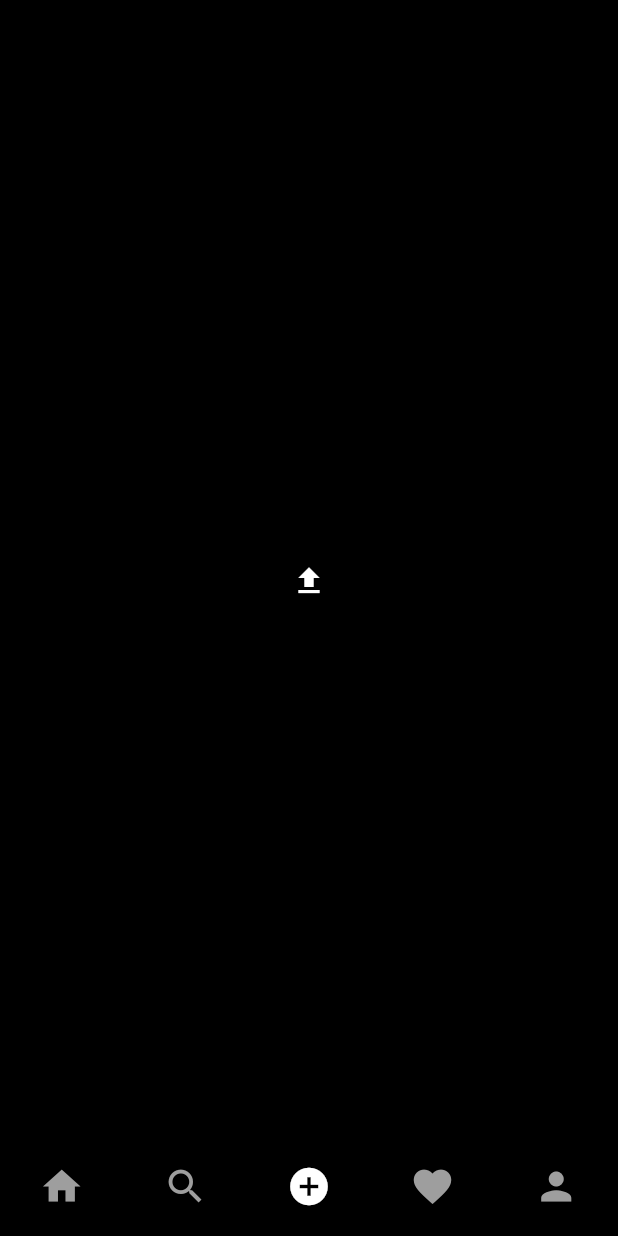
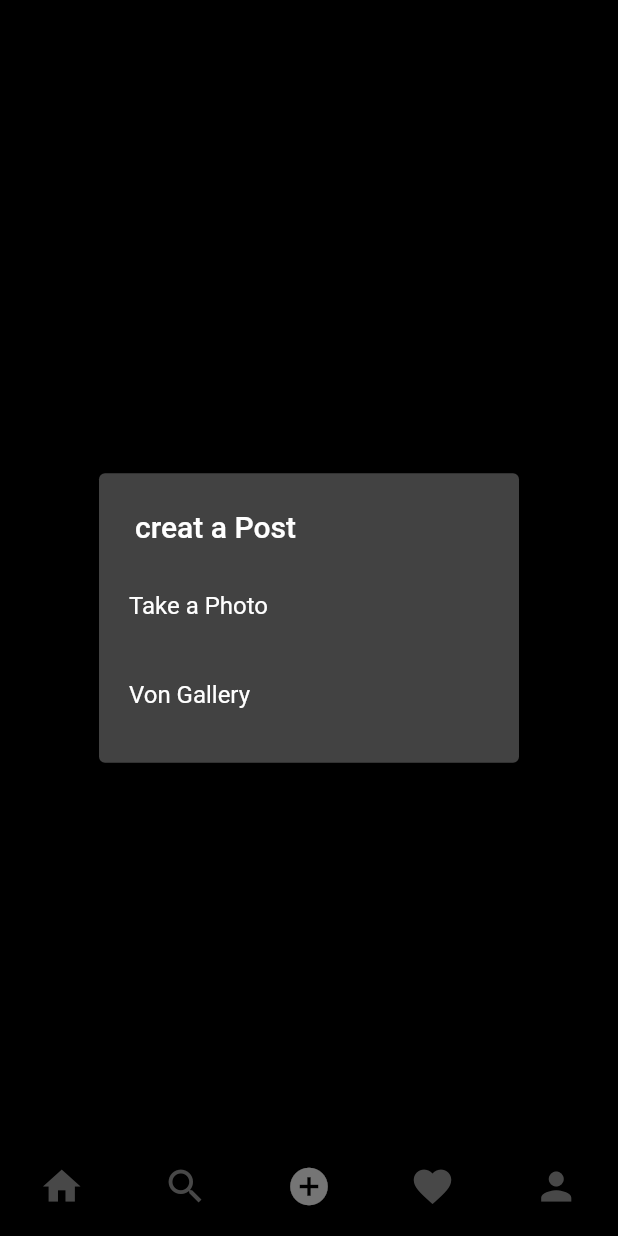
Before and after one commit to stephanxiayu/insta-clone, a Flutter app: the screen it shows once a user with an empty profile is signed in, item 3 of the bottom bar chosen, after a tap on the "upload" icon, on a phone screen of 412 x 824 dp. Run offline on Flutter 3.47's test engine with Material 2 defaults, Android fonts, the phone set to English and light mode, and no system bars; our stand-ins replace cloud_firestore, firebase_auth, firebase_core, firebase_storage, flutter_svg, image_picker; accounts and stored records are empty.

Commit message:
Changes to be committed: 	modified:   lib/screen/add_post_screen.dart

```diff
--- a/lib/screen/add_post_screen.dart
+++ b/lib/screen/add_post_screen.dart
@@ -1,18 +1,123 @@
+import 'dart:typed_data';
+
+import 'package:flutter/cupertino.dart';
 import 'package:flutter/material.dart';
+import 'package:image_picker/image_picker.dart';
+import 'package:instaclone/utilities/colors.dart';
+import 'package:instaclone/utilities/utilities.dart';
 
 class AddPostScreen extends StatefulWidget {
-  const AddPostScreen({ Key? key }) : super(key: key);
+  const AddPostScreen({Key? key}) : super(key: key);
 
   @override
   _AddPostScreenState createState() => _AddPostScreenState();
 }
 
 class _AddPostScreenState extends State<AddPostScreen> {
+  Uint8List? _file;
+
+
+_selectImage(BuildContext context)async{
+  return showDialog(context: context, builder: (context){
+    return SimpleDialog(
+title: const Text("creat a Post"),
+children: [
+  SimpleDialogOption(
+    padding: const EdgeInsets.all(20),
+    child: const Text("Take a Photo"),
+    onPressed: ()async {
+      Navigator.of(context).pop();
+      Uint8List file =await pickImage(ImageSource.camera);
+      setState(() {
+        _file=file;
+      });
+    },
+  ), SimpleDialogOption(
+    padding: const EdgeInsets.all(20),
+    child: const Text("Von Gallery"),
+    onPressed: ()async {
+      Navigator.of(context).pop();
+      Uint8List file =await pickImage(ImageSource.gallery);
+      setState(() {
+        _file=file;
+      });
+    },
+  )
+],
+
+
+    );
+  });
+}
+
+
+
+
   @override
   Widget build(BuildContext context) {
-    return Center(
-      child:IconButton(onPressed: (){}, icon:const Icon(Icons.upload),) ,
+    return  _file==null? Center(
+       child:IconButton(onPressed: ()=>_selectImage(context), icon:const Icon(Icons.upload),) ,
 
+    ):
+
+     Scaffold(
+      appBar: AppBar(
+        backgroundColor: mobileBackgroundColor,
+        leading: IconButton(
+          icon: const Icon(Icons.arrow_back),
+          onPressed: (){}
+        ),
+        title: const Text('posten jetzt'),
+        centerTitle: false,
+        actions: [
+          TextButton(
+              onPressed: () {},
+              child: const Text(
+                "Post",
+                style: TextStyle(
+                    color: Colors.blueAccent,
+                    fontWeight: FontWeight.bold,
+                    fontSize: 16),
+              ))
+        ],
+      ),
+      body: Column(
+        children: [
+          Row(
+            mainAxisAlignment: MainAxisAlignment.spaceAround,
+            crossAxisAlignment: CrossAxisAlignment.start,
+            children: [
+              CircleAvatar(
+                backgroundImage: NetworkImage(
+                    "https://images.unsplash.com/photo-1573649481636-f4f97fcba3e0?ixlib=rb-1.2.1&ixid=MnwxMjA3fDB8MHxwaG90by1wYWdlfHx8fGVufDB8fHx8&auto=format&fit=crop&w=387&q=80"),
+              ),
+              SizedBox(
+                width: MediaQuery.of(context).size.width * 0.4,
+                child: TextField(
+                  decoration: const InputDecoration(
+                      hintText: "Schreibe etwas...", border: InputBorder.none),
+                  maxLines: 8,
+                ),
+              ),
+              SizedBox(
+                height: 45,
+                width: 45,
+                child: AspectRatio(
+                  aspectRatio: 487 / 451,
+                  child: Container(
+                    decoration: BoxDecoration(
+                        image: DecorationImage(
+                            image: NetworkImage(
+                                "https://images.unsplash.com/photo-1573649481636-f4f97fcba3e0?ixlib=rb-1.2.1&ixid=MnwxMjA3fDB8MHxwaG90by1wYWdlfHx8fGVufDB8fHx8&auto=format&fit=crop&w=387&q=80"),
+                            fit: BoxFit.fill,
+                            alignment: FractionalOffset.topCenter)),
+                  ),
+                ),
+              ), const Divider(),
+            ],
+          )
+        ],
+      ),
     );
   }
 }
```
